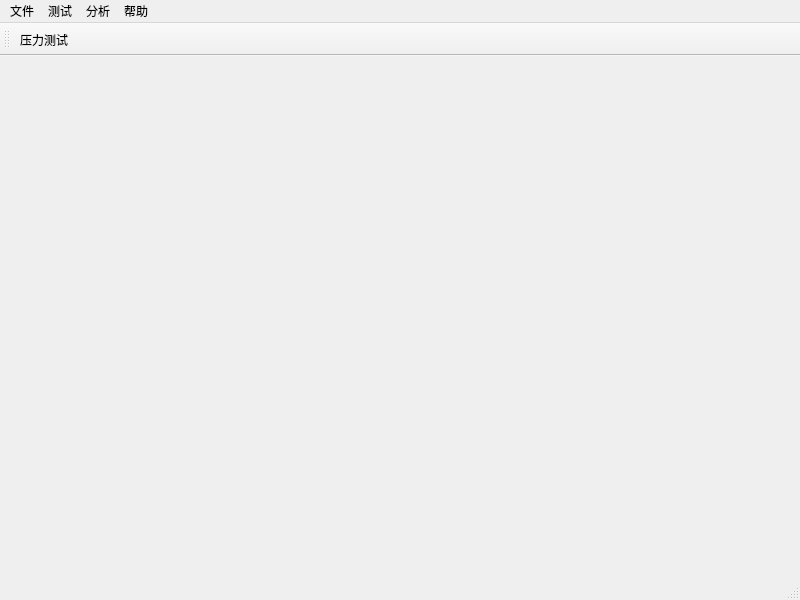
Old version of the form window/MateWin.ui in the repository bigorange18/Meta.
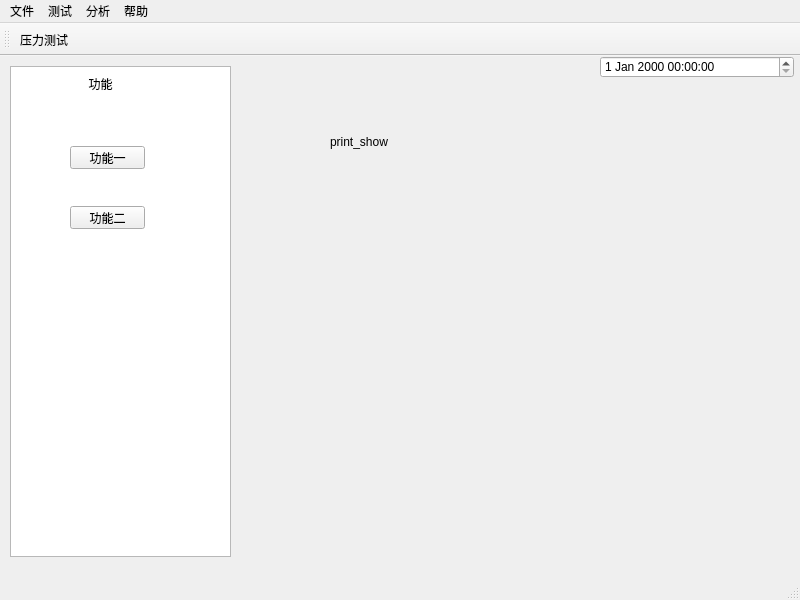
New version of the form. Icons and pictures are not drawn.

What changed in the file:
```diff
--- a/window/MateWin.ui
+++ b/window/MateWin.ui
@@ -17,7 +17,89 @@
    <iconset>
     <normaloff>C:/Users/Administrator/.designer/backup/icon/win1.png</normaloff>C:/Users/Administrator/.designer/backup/icon/win1.png</iconset>
   </property>
-  <widget class="QWidget" name="centralwidget"/>
+  <property name="toolButtonStyle">
+   <enum>Qt::ToolButtonTextOnly</enum>
+  </property>
+  <widget class="QWidget" name="centralwidget">
+   <widget class="QListView" name="funcion">
+    <property name="geometry">
+     <rect>
+      <x>10</x>
+      <y>10</y>
+      <width>221</width>
+      <height>491</height>
+     </rect>
+    </property>
+   </widget>
+   <widget class="QLabel" name="label">
+    <property name="geometry">
+     <rect>
+      <x>50</x>
+      <y>20</y>
+      <width>101</width>
+      <height>16</height>
+     </rect>
+    </property>
+    <property name="text">
+     <string>功能</string>
+    </property>
+    <property name="alignment">
+     <set>Qt::AlignCenter</set>
+    </property>
+   </widget>
+   <widget class="QDateTimeEdit" name="dateTimeEdit">
+    <property name="geometry">
+     <rect>
+      <x>600</x>
+      <y>0</y>
+      <width>194</width>
+      <height>22</height>
+     </rect>
+    </property>
+   </widget>
+   <widget class="QPushButton" name="pushButton_2">
+    <property name="geometry">
+     <rect>
+      <x>70</x>
+      <y>150</y>
+      <width>75</width>
+      <height>23</height>
+     </rect>
+    </property>
+    <property name="text">
+     <string>功能二</string>
+    </property>
+   </widget>
+   <widget class="QPushButton" name="pushButton_1">
+    <property name="geometry">
+     <rect>
+      <x>70</x>
+      <y>90</y>
+      <width>75</width>
+      <height>23</height>
+     </rect>
+    </property>
+    <property name="text">
+     <string>功能一</string>
+    </property>
+   </widget>
+   <widget class="QLabel" name="label_show">
+    <property name="geometry">
+     <rect>
+      <x>330</x>
+      <y>60</y>
+      <width>261</width>
+      <height>51</height>
+     </rect>
+    </property>
+    <property name="text">
+     <string>print_show</string>
+    </property>
+    <property name="wordWrap">
+     <bool>true</bool>
+    </property>
+   </widget>
+  </widget>
   <widget class="QMenuBar" name="menubar">
    <property name="geometry">
     <rect>
```
Left out of the diff: 6 changed lines with no effect on the pictures.
